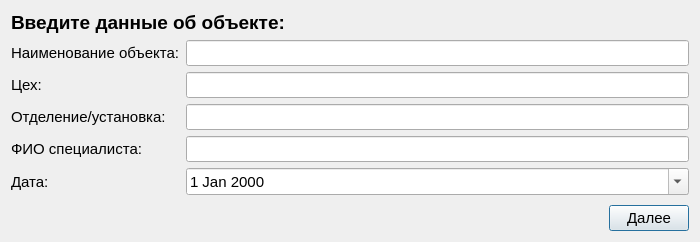
Above: ObjectWindow.ui from Rekvim/MpiSdk before the change. Below: the same form after it.
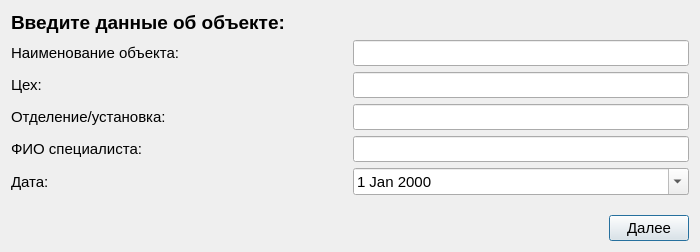
That is the form after the change.

Patch:
```diff
--- a/ObjectWindow.ui
+++ b/ObjectWindow.ui
@@ -7,7 +7,7 @@
     <x>0</x>
     <y>0</y>
     <width>700</width>
-    <height>242</height>
+    <height>252</height>
    </rect>
   </property>
   <property name="windowTitle">
@@ -28,9 +28,15 @@
     </widget>
    </item>
    <item>
-    <layout class="QFormLayout" name="formLayout_2">
-     <item row="0" column="0">
+    <layout class="QHBoxLayout" name="horizontalLayout">
+     <item>
       <widget class="QLabel" name="label_7">
+       <property name="sizePolicy">
+        <sizepolicy hsizetype="Expanding" vsizetype="Preferred">
+         <horstretch>0</horstretch>
+         <verstretch>0</verstretch>
+        </sizepolicy>
+       </property>
        <property name="font">
         <font>
          <pointsize>11</pointsize>
@@ -41,7 +47,7 @@
        </property>
       </widget>
      </item>
-     <item row="0" column="1">
+     <item>
       <widget class="QLineEdit" name="lineEdit_object">
        <property name="font">
         <font>
@@ -50,8 +56,18 @@
        </property>
       </widget>
      </item>
-     <item row="1" column="0">
+    </layout>
+   </item>
+   <item>
+    <layout class="QHBoxLayout" name="horizontalLayout_3">
+     <item>
       <widget class="QLabel" name="label_8">
+       <property name="sizePolicy">
+        <sizepolicy hsizetype="Expanding" vsizetype="Preferred">
+         <horstretch>0</horstretch>
+         <verstretch>0</verstretch>
+        </sizepolicy>
+       </property>
        <property name="font">
         <font>
          <pointsize>11</pointsize>
@@ -62,7 +78,7 @@
        </property>
       </widget>
      </item>
-     <item row="1" column="1">
+     <item>
       <widget class="QLineEdit" name="lineEdit_manufactory">
        <property name="font">
         <font>
@@ -71,8 +87,18 @@
        </property>
       </widget>
      </item>
-     <item row="2" column="0">
+    </layout>
+   </item>
+   <item>
+    <layout class="QHBoxLayout" name="horizontalLayout_4">
+     <item>
       <widget class="QLabel" name="label_9">
+       <property name="sizePolicy">
+        <sizepolicy hsizetype="Expanding" vsizetype="Preferred">
+         <horstretch>0</horstretch>
+         <verstretch>0</verstretch>
+        </sizepolicy>
+       </property>
        <property name="font">
         <font>
          <pointsize>11</pointsize>
@@ -83,7 +109,7 @@
        </property>
       </widget>
      </item>
-     <item row="2" column="1">
+     <item>
       <widget class="QLineEdit" name="lineEdit_department">
        <property name="font">
         <font>
@@ -92,8 +118,18 @@
        </property>
       </widget>
      </item>
-     <item row="3" column="0">
+    </layout>
+   </item>
+   <item>
+    <layout class="QHBoxLayout" name="horizontalLayout_5">
+     <item>
       <widget class="QLabel" name="label_10">
+       <property name="sizePolicy">
+        <sizepolicy hsizetype="Expanding" vsizetype="Preferred">
+         <horstretch>0</horstretch>
+         <verstretch>0</verstretch>
+        </sizepolicy>
+       </property>
        <property name="font">
         <font>
          <pointsize>11</pointsize>
@@ -104,7 +140,7 @@
        </property>
       </widget>
      </item>
-     <item row="3" column="1">
+     <item>
       <widget class="QLineEdit" name="lineEdit_FIO">
        <property name="font">
         <font>
@@ -113,8 +149,18 @@
        </property>
       </widget>
      </item>
-     <item row="4" column="0">
+    </layout>
+   </item>
+   <item>
+    <layout class="QHBoxLayout" name="horizontalLayout_6">
+     <item>
       <widget class="QLabel" name="label_11">
+       <property name="sizePolicy">
+        <sizepolicy hsizetype="Expanding" vsizetype="Preferred">
+         <horstretch>0</horstretch>
+         <verstretch>0</verstretch>
+        </sizepolicy>
+       </property>
        <property name="font">
         <font>
          <pointsize>11</pointsize>
@@ -125,8 +171,14 @@
        </property>
       </widget>
      </item>
-     <item row="4" column="1">
+     <item>
       <widget class="QDateEdit" name="dateEdit">
+       <property name="sizePolicy">
+        <sizepolicy hsizetype="Expanding" vsizetype="Fixed">
+         <horstretch>0</horstretch>
+         <verstretch>0</verstretch>
+        </sizepolicy>
+       </property>
        <property name="font">
         <font>
          <pointsize>11</pointsize>
```
Left out of the diff: 4 changed lines with no effect on the pictures.
